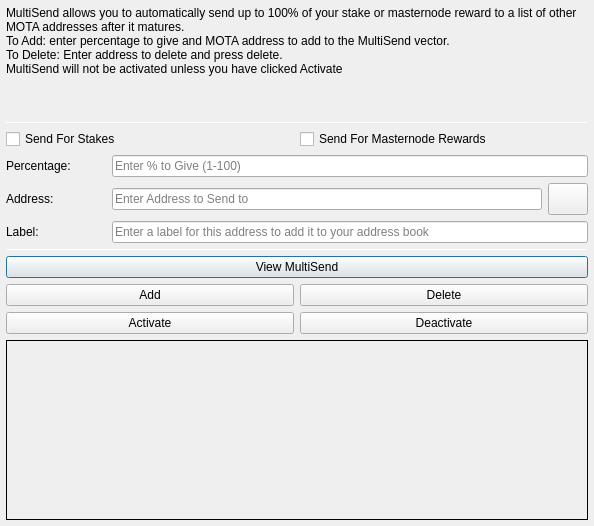
The window that src/qt/forms/multisenddialog.ui (tofutim/mota) describes before a commit, drawn with Qt 5.
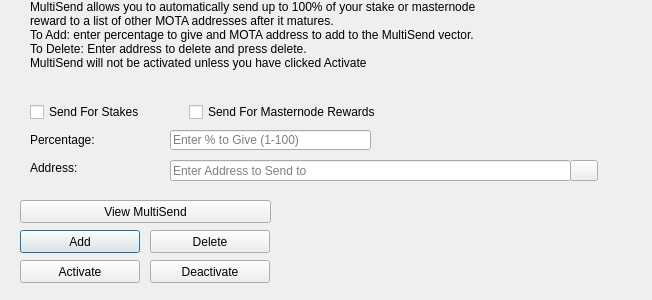
The same window after the commit. Icons and pictures are not drawn.

```diff
--- a/src/qt/forms/multisenddialog.ui
+++ b/src/qt/forms/multisenddialog.ui
@@ -9,106 +9,22 @@
    <rect>
     <x>0</x>
     <y>0</y>
-    <width>594</width>
-    <height>526</height>
+    <width>652</width>
+    <height>300</height>
    </rect>
   </property>
   <property name="windowTitle">
    <string>MultiSend</string>
   </property>
-  <layout class="QVBoxLayout" name="verticalLayout" stretch="0">
-   <property name="leftMargin">
-    <number>6</number>
-   </property>
-   <property name="topMargin">
-    <number>6</number>
-   </property>
-   <property name="rightMargin">
-    <number>6</number>
-   </property>
-   <property name="bottomMargin">
-    <number>6</number>
-   </property>
-   <item>
-    <layout class="QVBoxLayout" name="verticalLayout_Main" stretch="1,1,1,0,1,1,1">
-     <item>
-      <widget class="QLabel" name="label_2">
-       <property name="lineWidth">
-        <number>1</number>
-       </property>
-       <property name="text">
-        <string>MultiSend allows you to automatically send up to 100% of your stake or masternode reward to a list of other MOTA addresses after it matures.
-To Add: enter percentage to give and MOTA address to add to the MultiSend vector.
-To Delete: Enter address to delete and press delete.
-MultiSend will not be activated unless you have clicked Activate</string>
-       </property>
-       <property name="alignment">
-        <set>Qt::AlignLeading|Qt::AlignLeft|Qt::AlignTop</set>
-       </property>
-       <property name="wordWrap">
-        <bool>true</bool>
-       </property>
-      </widget>
-     </item>
-     <item>
-      <widget class="Line" name="line">
-       <property name="minimumSize">
-        <size>
-         <width>0</width>
-         <height>1</height>
-        </size>
-       </property>
-       <property name="maximumSize">
-        <size>
-         <width>16777215</width>
-         <height>1</height>
-        </size>
-       </property>
-       <property name="orientation">
-        <enum>Qt::Horizontal</enum>
-       </property>
-      </widget>
-     </item>
-     <item>
-      <layout class="QVBoxLayout" name="verticalLayout_Settings">
-       <item>
-        <layout class="QHBoxLayout" name="horizontalLayout">
-         <item>
-          <widget class="QCheckBox" name="multiSendStakeCheckBox">
-           <property name="text">
-            <string>Send For Stakes</string>
-           </property>
-          </widget>
-         </item>
-         <item>
-          <widget class="QCheckBox" name="multiSendMasternodeCheckBox">
-           <property name="text">
-            <string>Send For Masternode Rewards</string>
-           </property>
-          </widget>
-         </item>
-        </layout>
-       </item>
-       <item>
-        <layout class="QHBoxLayout" name="horizontalLayout_6">
-         <item>
-          <widget class="QLabel" name="label">
-           <property name="minimumSize">
-            <size>
-             <width>100</width>
-             <height>0</height>
-            </size>
-           </property>
-           <property name="toolTip">
-            <string>Percentage of stake to send</string>
-           </property>
-           <property name="text">
-            <string>Percentage:</string>
-           </property>
-          </widget>
-         </item>
-         <item>
           <widget class="QLineEdit" name="multiSendPercentEdit">
+   <property name="geometry">
+    <rect>
+     <x>170</x>
+     <y>130</y>
+     <width>201</width>
+     <height>20</height>
+    </rect>
+   </property>
            <property name="toolTip">
             <string>Enter whole numbers 1 - 100</string>
            </property>
@@ -116,29 +32,15 @@
             <string>Enter % to Give (1-100)</string>
            </property>
           </widget>
-         </item>
-        </layout>
-       </item>
-       <item>
-        <layout class="QHBoxLayout" name="horizontalLayout_7">
-         <item>
-          <widget class="QLabel" name="label_5">
-           <property name="minimumSize">
-            <size>
-             <width>100</width>
-             <height>0</height>
-            </size>
-           </property>
-           <property name="toolTip">
-            <string>Address to send portion of stake to</string>
-           </property>
-           <property name="text">
-            <string>Address:</string>
-           </property>
-          </widget>
-         </item>
-         <item>
           <widget class="QLineEdit" name="multiSendAddressEdit">
+   <property name="geometry">
+    <rect>
+     <x>170</x>
+     <y>160</y>
+     <width>401</width>
+     <height>21</height>
+    </rect>
+   </property>
            <property name="toolTip">
             <string/>
            </property>
@@ -146,14 +48,87 @@
             <string>Enter Address to Send to</string>
            </property>
           </widget>
-         </item>
-         <item>
+  <widget class="QLabel" name="label_2">
+   <property name="geometry">
+    <rect>
+     <x>30</x>
+     <y>0</y>
+     <width>451</width>
+     <height>121</height>
+    </rect>
+   </property>
+   <property name="lineWidth">
+    <number>1</number>
+   </property>
+   <property name="text">
+    <string>MultiSend allows you to automatically send up to 100% of your stake or masternode reward to a list of other MOTA addresses after it matures.
+To Add: enter percentage to give and MOTA address to add to the MultiSend vector.
+To Delete: Enter address to delete and press delete.
+MultiSend will not be activated unless you have clicked Activate</string>
+   </property>
+   <property name="alignment">
+    <set>Qt::AlignLeading|Qt::AlignLeft|Qt::AlignTop</set>
+   </property>
+   <property name="wordWrap">
+    <bool>true</bool>
+   </property>
+  </widget>
+  <widget class="QLabel" name="message">
+   <property name="geometry">
+    <rect>
+     <x>290</x>
+     <y>200</y>
+     <width>351</width>
+     <height>91</height>
+    </rect>
+   </property>
+   <property name="text">
+    <string/>
+   </property>
+  </widget>
+  <widget class="QPushButton" name="addButton">
+   <property name="geometry">
+    <rect>
+     <x>20</x>
+     <y>230</y>
+     <width>120</width>
+     <height>23</height>
+    </rect>
+   </property>
+   <property name="toolTip">
+    <string/>
+   </property>
+   <property name="statusTip">
+    <string>Add to MultiSend Vector</string>
+   </property>
+   <property name="text">
+    <string>Add</string>
+   </property>
+  </widget>
+  <widget class="QPushButton" name="disableButton">
+   <property name="geometry">
+    <rect>
+     <x>150</x>
+     <y>260</y>
+     <width>120</width>
+     <height>23</height>
+    </rect>
+   </property>
+   <property name="statusTip">
+    <string>Deactivate MultiSend</string>
+   </property>
+   <property name="text">
+    <string>Deactivate</string>
+   </property>
+  </widget>
           <widget class="QPushButton" name="addressBookButton">
-           <property name="maximumSize">
-            <size>
-             <width>16777215</width>
-             <height>32</height>
-            </size>
+   <property name="geometry">
+    <rect>
+     <x>570</x>
+     <y>160</y>
+     <width>28</width>
+     <height>21</height>
+    </rect>
            </property>
            <property name="toolTip">
             <string>Choose an address from the address book</string>
@@ -172,60 +147,15 @@
             <bool>false</bool>
            </property>
           </widget>
-         </item>
-        </layout>
-       </item>
-      </layout>
-     </item>
-     <item>
-      <layout class="QHBoxLayout" name="horizontalLayout_3">
-       <item>
-        <widget class="QLabel" name="label_3">
-         <property name="minimumSize">
-          <size>
-           <width>100</width>
-           <height>0</height>
-          </size>
-         </property>
-         <property name="text">
-          <string>Label:</string>
-         </property>
-        </widget>
-       </item>
-       <item>
-        <widget class="QLineEdit" name="labelAddressLabelEdit">
-         <property name="placeholderText">
-          <string>Enter a label for this address to add it to your address book</string>
-         </property>
-        </widget>
-       </item>
-      </layout>
-     </item>
-     <item>
-      <widget class="Line" name="line_2">
-       <property name="minimumSize">
-        <size>
-         <width>0</width>
-         <height>1</height>
-        </size>
-       </property>
-       <property name="maximumSize">
-        <size>
-         <width>16777215</width>
-         <height>1</height>
-        </size>
-       </property>
-       <property name="orientation">
-        <enum>Qt::Horizontal</enum>
-       </property>
-      </widget>
-     </item>
-     <item>
-      <layout class="QVBoxLayout" name="verticalLayout_Buttons">
-       <item>
-        <layout class="QHBoxLayout" name="horizontalLayout_4">
-         <item>
-          <widget class="QPushButton" name="viewButton">
+  <widget class="QLabel" name="label">
+   <property name="geometry">
+    <rect>
+     <x>30</x>
+     <y>130</y>
+     <width>121</width>
+     <height>20</height>
+    </rect>
+   </property>
            <property name="toolTip">
             <string/>
            </property>
@@ -233,16 +163,18 @@
             <string>View MultiSend Vector</string>
            </property>
            <property name="text">
-            <string>View MultiSend</string>
-           </property>
-          </widget>
-         </item>
-        </layout>
-       </item>
-       <item>
-        <layout class="QHBoxLayout" name="horizontalLayout_2">
-         <item>
-          <widget class="QPushButton" name="addButton">
+    <string>Percentage:</string>
+   </property>
+  </widget>
+  <widget class="QLabel" name="label_5">
+   <property name="geometry">
+    <rect>
+     <x>30</x>
+     <y>160</y>
+     <width>111</width>
+     <height>16</height>
+    </rect>
+   </property>
            <property name="toolTip">
             <string/>
            </property>
@@ -250,12 +182,18 @@
             <string>Add to MultiSend Vector</string>
            </property>
            <property name="text">
-            <string>Add</string>
-           </property>
-          </widget>
-         </item>
-         <item>
+    <string>Address:</string>
+   </property>
+  </widget>
           <widget class="QPushButton" name="deleteButton">
+   <property name="geometry">
+    <rect>
+     <x>150</x>
+     <y>230</y>
+     <width>120</width>
+     <height>23</height>
+    </rect>
+   </property>
            <property name="toolTip">
             <string/>
            </property>
@@ -266,13 +204,15 @@
             <string>Delete</string>
            </property>
           </widget>
-         </item>
-        </layout>
-       </item>
-       <item>
-        <layout class="QHBoxLayout" name="horizontalLayout_5">
-         <item>
           <widget class="QPushButton" name="activateButton">
+   <property name="geometry">
+    <rect>
+     <x>20</x>
+     <y>260</y>
+     <width>120</width>
+     <height>23</height>
+    </rect>
+   </property>
            <property name="statusTip">
             <string>Activate MultiSend</string>
            </property>
@@ -280,55 +220,51 @@
             <string>Activate</string>
            </property>
           </widget>
-         </item>
-         <item>
-          <widget class="QPushButton" name="disableButton">
-           <property name="statusTip">
-            <string>Deactivate MultiSend</string>
-           </property>
-           <property name="text">
-            <string>Deactivate</string>
-           </property>
-          </widget>
-         </item>
-        </layout>
-       </item>
-      </layout>
-     </item>
-     <item>
-      <widget class="QLabel" name="message">
-       <property name="minimumSize">
-        <size>
-         <width>0</width>
-         <height>180</height>
-        </size>
-       </property>
-       <property name="frameShape">
-        <enum>QFrame::Panel</enum>
-       </property>
-       <property name="frameShadow">
-        <enum>QFrame::Plain</enum>
-       </property>
-       <property name="lineWidth">
-        <number>1</number>
-       </property>
-       <property name="midLineWidth">
-        <number>1</number>
-       </property>
-       <property name="text">
+  <widget class="QPushButton" name="viewButton">
+   <property name="geometry">
+    <rect>
+     <x>20</x>
+     <y>200</y>
+     <width>251</width>
+     <height>23</height>
+    </rect>
+   </property>
+   <property name="toolTip">
         <string/>
        </property>
-       <property name="alignment">
-        <set>Qt::AlignLeading|Qt::AlignLeft|Qt::AlignTop</set>
-       </property>
-       <property name="wordWrap">
-        <bool>true</bool>
-       </property>
-      </widget>
-     </item>
-    </layout>
-   </item>
-  </layout>
+   <property name="statusTip">
+    <string>View MultiSend Vector</string>
+   </property>
+   <property name="text">
+    <string>View MultiSend</string>
+   </property>
+  </widget>
+  <widget class="QWidget" name="horizontalLayoutWidget">
+   <property name="geometry">
+    <rect>
+     <x>30</x>
+     <y>100</y>
+     <width>351</width>
+     <height>24</height>
+    </rect>
+   </property>
+   <layout class="QHBoxLayout" name="horizontalLayout">
+    <item>
+     <widget class="QCheckBox" name="multiSendStakeCheckBox">
+      <property name="text">
+       <string>Send For Stakes</string>
+      </property>
+     </widget>
+    </item>
+    <item>
+     <widget class="QCheckBox" name="multiSendMasternodeCheckBox">
+      <property name="text">
+       <string>Send For Masternode Rewards</string>
+      </property>
+     </widget>
+    </item>
+   </layout>
+  </widget>
  </widget>
  <resources>
   <include location="../mota.qrc"/>
```
Left out of the diff: 14 changed lines with no effect on the pictures. Lines whose indentation alone changed are shown as unchanged.
